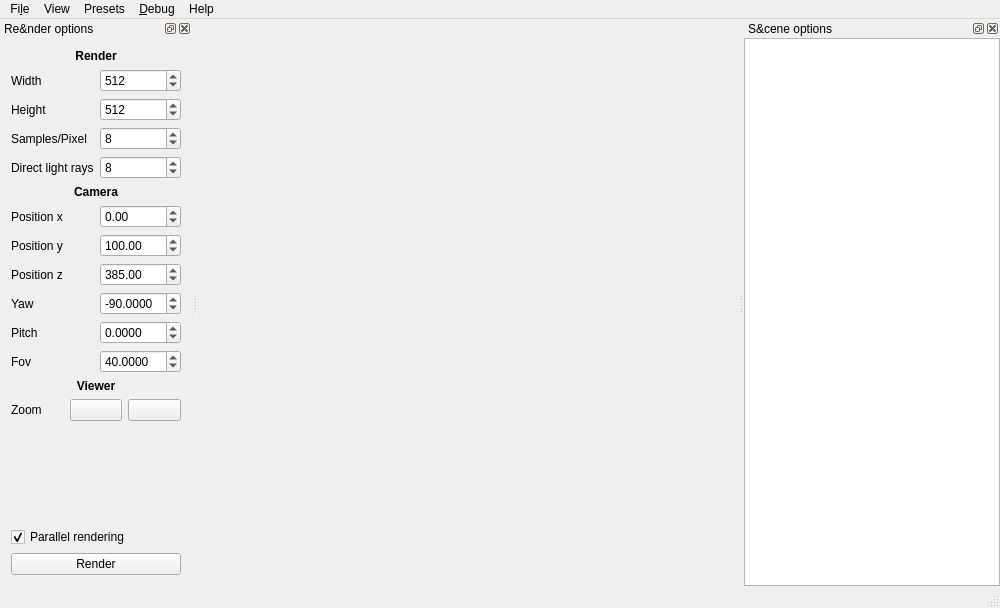
Qt form src/gui/mainwindow.ui (Yt-trium/Couscous-raytracer) before a commit.
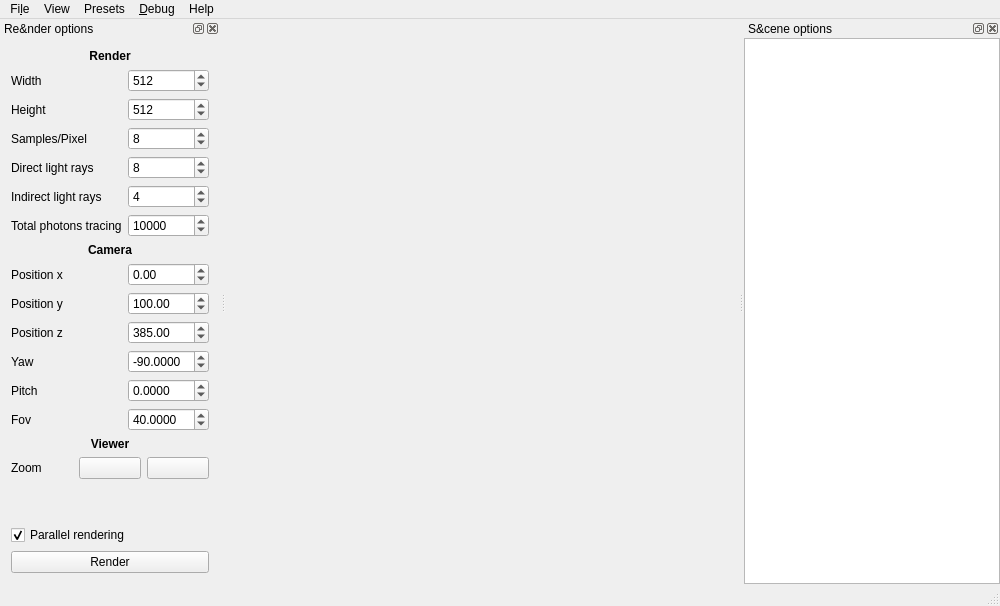
The same form after that commit. Icons and pictures are not drawn.

Commit message: Add a new scene and refactor photon mapping

Patch:
```diff
--- a/src/gui/mainwindow.ui
+++ b/src/gui/mainwindow.ui
@@ -7,7 +7,7 @@
     <x>0</x>
     <y>0</y>
     <width>1000</width>
-    <height>608</height>
+    <height>606</height>
    </rect>
   </property>
   <property name="windowTitle">
@@ -96,6 +96,7 @@
      <addaction name="actionDisplayDirectDiffuse"/>
      <addaction name="actionDisplayDirectSpecular"/>
      <addaction name="actionDisplayDirectPhong"/>
+     <addaction name="actionDisplayIndirectLight"/>
      <addaction name="actionDisplayNone"/>
     </widget>
     <addaction name="menuLogLevel"/>
@@ -106,6 +107,7 @@
      <string>Presets</string>
     </property>
     <addaction name="actionPresetsCornellBox"/>
+    <addaction name="actionPresetsCornellBoxWindow"/>
     <addaction name="actionPresetsCornellBoxMetal"/>
     <addaction name="actionPresetsCornellBoxSuzanne"/>
     <addaction name="actionPresetsOrangeBlueCornellBox"/>
@@ -137,30 +139,181 @@
    </attribute>
    <widget class="QWidget" name="dockWidgetContents_render">
     <layout class="QGridLayout" name="gridLayout_2">
-     <item row="6" column="1">
-      <widget class="QDoubleSpinBox" name="doubleSpinBox_position_x">
-       <property name="decimals">
-        <number>2</number>
+     <item row="2" column="1">
+      <widget class="QSpinBox" name="spinBox_height">
+       <property name="minimum">
+        <number>1</number>
        </property>
+       <property name="maximum">
+        <number>10000</number>
+       </property>
+       <property name="value">
+        <number>512</number>
+       </property>
+      </widget>
+     </item>
+     <item row="14" column="0" colspan="2">
+      <widget class="QLabel" name="label_viewer">
+       <property name="font">
+        <font>
+         <weight>75</weight>
+         <bold>true</bold>
+        </font>
+       </property>
+       <property name="text">
+        <string>Viewer</string>
+       </property>
+       <property name="alignment">
+        <set>Qt::AlignCenter</set>
+       </property>
+      </widget>
+     </item>
+     <item row="18" column="0" colspan="2">
+      <widget class="QCheckBox" name="checkBox_parallel_rendering">
+       <property name="text">
+        <string>Parallel rendering</string>
+       </property>
+       <property name="checked">
+        <bool>true</bool>
+       </property>
+      </widget>
+     </item>
+     <item row="1" column="1">
+      <widget class="QSpinBox" name="spinBox_width">
        <property name="minimum">
-        <double>-9999.000000000000000</double>
+        <number>1</number>
        </property>
        <property name="maximum">
-        <double>10000.000000000000000</double>
+        <number>10000</number>
        </property>
        <property name="value">
-        <double>0.000000000000000</double>
+        <number>512</number>
        </property>
       </widget>
      </item>
-     <item row="2" column="0">
-      <widget class="QLabel" name="label_height">
+     <item row="15" column="0" colspan="2">
+      <layout class="QHBoxLayout" name="horizontalLayout_zoom">
+       <property name="sizeConstraint">
+        <enum>QLayout::SetDefaultConstraint</enum>
+       </property>
+       <item>
+        <widget class="QLabel" name="label_zoom">
+         <property name="text">
+          <string>Zoom</string>
+         </property>
+        </widget>
+       </item>
+       <item>
+        <widget class="QPushButton" name="pushButton_zoom_in">
+         <property name="text">
+          <string/>
+         </property>
+         <property name="icon">
+          <iconset resource="../../icons/icons.qrc">
+           <normaloff>:/pushButton/baseline_zoom_in_black_18dp.png</normaloff>:/pushButton/baseline_zoom_in_black_18dp.png</iconset>
+         </property>
+        </widget>
+       </item>
+       <item>
+        <widget class="QPushButton" name="pushButton_zoom_out">
+         <property name="text">
+          <string/>
+         </property>
+         <property name="icon">
+          <iconset resource="../../icons/icons.qrc">
+           <normaloff>:/pushButton/baseline_zoom_out_black_18dp.png</normaloff>:/pushButton/baseline_zoom_out_black_18dp.png</iconset>
+         </property>
+        </widget>
+       </item>
+      </layout>
+     </item>
+     <item row="9" column="0">
+      <widget class="QLabel" name="label_position_y">
        <property name="text">
-        <string>Height</string>
+        <string>Position y</string>
+       </property>
+      </widget>
+     </item>
+     <item row="0" column="0" colspan="2">
+      <widget class="QLabel" name="label_render">
+       <property name="font">
+        <font>
+         <weight>75</weight>
+         <bold>true</bold>
+        </font>
+       </property>
+       <property name="text">
+        <string>Render</string>
+       </property>
+       <property name="alignment">
+        <set>Qt::AlignCenter</set>
+       </property>
+      </widget>
+     </item>
+     <item row="1" column="0">
+      <widget class="QLabel" name="label_width">
+       <property name="text">
+        <string>Width</string>
        </property>
       </widget>
      </item>
      <item row="9" column="1">
+      <widget class="QDoubleSpinBox" name="doubleSpinBox_position_y">
+       <property name="minimum">
+        <double>-9999.000000000000000</double>
+       </property>
+       <property name="maximum">
+        <double>10000.000000000000000</double>
+       </property>
+       <property name="value">
+        <double>100.000000000000000</double>
+       </property>
+      </widget>
+     </item>
+     <item row="10" column="0">
+      <widget class="QLabel" name="label_position_z">
+       <property name="text">
+        <string>Position z</string>
+       </property>
+      </widget>
+     </item>
+     <item row="7" column="0" colspan="2">
+      <widget class="QLabel" name="label_camera">
+       <property name="font">
+        <font>
+         <weight>75</weight>
+         <bold>true</bold>
+        </font>
+       </property>
+       <property name="text">
+        <string>Camera</string>
+       </property>
+       <property name="alignment">
+        <set>Qt::AlignCenter</set>
+       </property>
+       <property name="openExternalLinks">
+        <bool>false</bool>
+       </property>
+      </widget>
+     </item>
+     <item row="4" column="1">
+      <widget class="QSpinBox" name="spinBox_dlrc">
+       <property name="minimum">
+        <number>1</number>
+       </property>
+       <property name="value">
+        <number>8</number>
+       </property>
+      </widget>
+     </item>
+     <item row="13" column="0">
+      <widget class="QLabel" name="label_fov">
+       <property name="text">
+        <string>Fov</string>
+       </property>
+      </widget>
+     </item>
+     <item row="11" column="1">
       <widget class="QDoubleSpinBox" name="doubleSpinBox_yaw">
        <property name="decimals">
         <number>4</number>
@@ -176,7 +329,34 @@
        </property>
       </widget>
      </item>
-     <item row="11" column="1">
+     <item row="4" column="0">
+      <widget class="QLabel" name="label">
+       <property name="text">
+        <string>Direct light rays</string>
+       </property>
+      </widget>
+     </item>
+     <item row="8" column="0">
+      <widget class="QLabel" name="label_position_x">
+       <property name="text">
+        <string>Position x</string>
+       </property>
+      </widget>
+     </item>
+     <item row="12" column="1">
+      <widget class="QDoubleSpinBox" name="doubleSpinBox_pitch">
+       <property name="decimals">
+        <number>4</number>
+       </property>
+       <property name="minimum">
+        <double>-360.000000000000000</double>
+       </property>
+       <property name="maximum">
+        <double>360.000000000000000</double>
+       </property>
+      </widget>
+     </item>
+     <item row="13" column="1">
       <widget class="QDoubleSpinBox" name="doubleSpinBox_fov">
        <property name="decimals">
         <number>4</number>
@@ -192,182 +372,14 @@
        </property>
       </widget>
      </item>
-     <item row="10" column="1">
-      <widget class="QDoubleSpinBox" name="doubleSpinBox_pitch">
-       <property name="decimals">
-        <number>4</number>
-       </property>
-       <property name="minimum">
-        <double>-360.000000000000000</double>
-       </property>
-       <property name="maximum">
-        <double>360.000000000000000</double>
-       </property>
-      </widget>
-     </item>
-     <item row="3" column="0">
-      <widget class="QLabel" name="label_spp">
-       <property name="text">
-        <string>Samples/Pixel</string>
-       </property>
-      </widget>
-     </item>
-     <item row="3" column="1">
-      <widget class="QSpinBox" name="spinBox_spp">
-       <property name="minimum">
-        <number>1</number>
-       </property>
-       <property name="maximum">
-        <number>1024</number>
-       </property>
-       <property name="value">
-        <number>8</number>
-       </property>
-      </widget>
-     </item>
-     <item row="8" column="0">
-      <widget class="QLabel" name="label_position_z">
-       <property name="text">
-        <string>Position z</string>
-       </property>
-      </widget>
-     </item>
-     <item row="7" column="0">
-      <widget class="QLabel" name="label_position_y">
-       <property name="text">
-        <string>Position y</string>
-       </property>
-      </widget>
-     </item>
-     <item row="10" column="0">
-      <widget class="QLabel" name="label_pitch">
-       <property name="text">
-        <string>Pitch</string>
-       </property>
-      </widget>
-     </item>
      <item row="11" column="0">
-      <widget class="QLabel" name="label_fov">
-       <property name="text">
-        <string>Fov</string>
-       </property>
-      </widget>
-     </item>
-     <item row="8" column="1">
-      <widget class="QDoubleSpinBox" name="doubleSpinBox_position_z">
-       <property name="minimum">
-        <double>-9999.000000000000000</double>
-       </property>
-       <property name="maximum">
-        <double>10000.000000000000000</double>
-       </property>
-       <property name="value">
-        <double>385.000000000000000</double>
-       </property>
-      </widget>
-     </item>
-     <item row="1" column="1">
-      <widget class="QSpinBox" name="spinBox_width">
-       <property name="minimum">
-        <number>1</number>
-       </property>
-       <property name="maximum">
-        <number>10000</number>
-       </property>
-       <property name="value">
-        <number>512</number>
-       </property>
-      </widget>
-     </item>
-     <item row="9" column="0">
       <widget class="QLabel" name="label_yaw">
        <property name="text">
         <string>Yaw</string>
        </property>
       </widget>
      </item>
-     <item row="5" column="0" colspan="2">
-      <widget class="QLabel" name="label_camera">
-       <property name="font">
-        <font>
-         <weight>75</weight>
-         <bold>true</bold>
-        </font>
-       </property>
-       <property name="text">
-        <string>Camera</string>
-       </property>
-       <property name="alignment">
-        <set>Qt::AlignCenter</set>
-       </property>
-       <property name="openExternalLinks">
-        <bool>false</bool>
-       </property>
-      </widget>
-     </item>
-     <item row="7" column="1">
-      <widget class="QDoubleSpinBox" name="doubleSpinBox_position_y">
-       <property name="minimum">
-        <double>-9999.000000000000000</double>
-       </property>
-       <property name="maximum">
-        <double>10000.000000000000000</double>
-       </property>
-       <property name="value">
-        <double>100.000000000000000</double>
-       </property>
-      </widget>
-     </item>
      <item row="16" column="0" colspan="2">
-      <widget class="QCheckBox" name="checkBox_parallel_rendering">
-       <property name="text">
-        <string>Parallel rendering</string>
-       </property>
-       <property name="checked">
-        <bool>true</bool>
-       </property>
-      </widget>
-     </item>
-     <item row="6" column="0">
-      <widget class="QLabel" name="label_position_x">
-       <property name="text">
-        <string>Position x</string>
-       </property>
-      </widget>
-     </item>
-     <item row="0" column="0" colspan="2">
-      <widget class="QLabel" name="label_render">
-       <property name="font">
-        <font>
-         <weight>75</weight>
-         <bold>true</bold>
-        </font>
-       </property>
-       <property name="text">
-        <string>Render</string>
-       </property>
-       <property name="alignment">
-        <set>Qt::AlignCenter</set>
-       </property>
-      </widget>
-     </item>
-     <item row="12" column="0" colspan="2">
-      <widget class="QLabel" name="label_viewer">
-       <property name="font">
-        <font>
-         <weight>75</weight>
-         <bold>true</bold>
-        </font>
-       </property>
-       <property name="text">
-        <string>Viewer</string>
-       </property>
-       <property name="alignment">
-        <set>Qt::AlignCenter</set>
-       </property>
-      </widget>
-     </item>
-     <item row="14" column="0" colspan="2">
       <spacer name="verticalSpacer">
        <property name="orientation">
         <enum>Qt::Vertical</enum>
@@ -380,63 +392,73 @@
        </property>
       </spacer>
      </item>
-     <item row="13" column="0" colspan="2">
-      <layout class="QHBoxLayout" name="horizontalLayout_zoom">
-       <property name="sizeConstraint">
-        <enum>QLayout::SetDefaultConstraint</enum>
+     <item row="2" column="0">
+      <widget class="QLabel" name="label_height">
+       <property name="text">
+        <string>Height</string>
        </property>
-       <item>
-        <widget class="QLabel" name="label_zoom">
-         <property name="text">
-          <string>Zoom</string>
-         </property>
-        </widget>
-       </item>
-       <item>
-        <widget class="QPushButton" name="pushButton_zoom_in">
-         <property name="text">
-          <string/>
-         </property>
-         <property name="icon">
-          <iconset resource="../../icons/icons.qrc">
-           <normaloff>:/pushButton/baseline_zoom_in_black_18dp.png</normaloff>:/pushButton/baseline_zoom_in_black_18dp.png</iconset>
-         </property>
-        </widget>
-       </item>
-       <item>
-        <widget class="QPushButton" name="pushButton_zoom_out">
-         <property name="text">
-          <string/>
-         </property>
-         <property name="icon">
-          <iconset resource="../../icons/icons.qrc">
-           <normaloff>:/pushButton/baseline_zoom_out_black_18dp.png</normaloff>:/pushButton/baseline_zoom_out_black_18dp.png</iconset>
-         </property>
-        </widget>
-       </item>
-      </layout>
+      </widget>
      </item>
-     <item row="2" column="1">
-      <widget class="QSpinBox" name="spinBox_height">
+     <item row="3" column="1">
+      <widget class="QSpinBox" name="spinBox_spp">
        <property name="minimum">
         <number>1</number>
        </property>
        <property name="maximum">
+        <number>1024</number>
+       </property>
+       <property name="value">
+        <number>8</number>
+       </property>
+      </widget>
+     </item>
+     <item row="6" column="1">
+      <widget class="QSpinBox" name="spinBox_photons">
+       <property name="maximum">
+        <number>100000</number>
+       </property>
+       <property name="value">
         <number>10000</number>
        </property>
+      </widget>
+     </item>
+     <item row="8" column="1">
+      <widget class="QDoubleSpinBox" name="doubleSpinBox_position_x">
+       <property name="decimals">
+        <number>2</number>
+       </property>
+       <property name="minimum">
+        <double>-9999.000000000000000</double>
+       </property>
+       <property name="maximum">
+        <double>10000.000000000000000</double>
+       </property>
        <property name="value">
-        <number>512</number>
+        <double>0.000000000000000</double>
        </property>
       </widget>
      </item>
-     <item row="1" column="0">
-      <widget class="QLabel" name="label_width">
+     <item row="10" column="1">
+      <widget class="QDoubleSpinBox" name="doubleSpinBox_position_z">
+       <property name="minimum">
+        <double>-9999.000000000000000</double>
+       </property>
+       <property name="maximum">
+        <double>10000.000000000000000</double>
+       </property>
+       <property name="value">
+        <double>385.000000000000000</double>
+       </property>
+      </widget>
+     </item>
+     <item row="12" column="0">
+      <widget class="QLabel" name="label_pitch">
        <property name="text">
-        <string>Width</string>
+        <string>Pitch</string>
        </property>
       </widget>
      </item>
-     <item row="17" column="0" colspan="2">
+     <item row="19" column="0" colspan="2">
       <widget class="QPushButton" name="pushButton_render">
        <property name="text">
         <string>Render</string>
@@ -446,20 +468,31 @@
        </property>
       </widget>
      </item>
-     <item row="4" column="0">
-      <widget class="QLabel" name="label">
+     <item row="6" column="0">
+      <widget class="QLabel" name="label_2">
        <property name="text">
-        <string>Direct light rays</string>
+        <string>Total photons tracing</string>
        </property>
       </widget>
      </item>
-     <item row="4" column="1">
-      <widget class="QSpinBox" name="spinBox_dlrc">
-       <property name="minimum">
-        <number>1</number>
+     <item row="3" column="0">
+      <widget class="QLabel" name="label_spp">
+       <property name="text">
+        <string>Samples/Pixel</string>
        </property>
+      </widget>
+     </item>
+     <item row="5" column="0">
+      <widget class="QLabel" name="label_3">
+       <property name="text">
+        <string>Indirect light rays</string>
+       </property>
+      </widget>
+     </item>
+     <item row="5" column="1">
+      <widget class="QSpinBox" name="spinBox_idlrc">
        <property name="value">
-        <number>8</number>
+        <number>4</number>
        </property>
       </widget>
      </item>
@@ -734,7 +767,23 @@
   </action>
   <action name="actionPresetsCornellBoxMetal">
    <property name="text">
-    <string>Cornell Box Metal</string>
+    <string>Cornell Box &amp;Metal</string>
+   </property>
+  </action>
+  <action name="actionDisplayIndirectLight">
+   <property name="checkable">
+    <bool>true</bool>
+   </property>
+   <property name="text">
+    <string>Indirect &amp;Light</string>
+   </property>
+  </action>
+  <action name="actionPresetsCornellBoxWindow">
+   <property name="checkable">
+    <bool>true</bool>
+   </property>
+   <property name="text">
+    <string>Cornell Box Window</string>
    </property>
   </action>
  </widget>
```
The commit also changes 10 other files.
